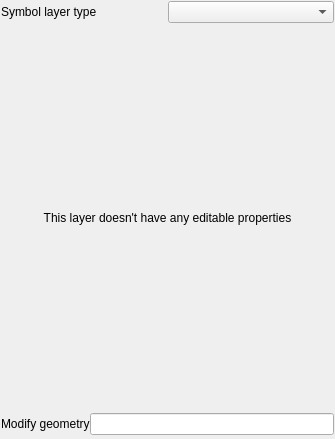
Before: the Qt Designer form src/ui/symbollayer/widget_layerproperties.ui in qgis/QGIS, drawn with Qt 5.
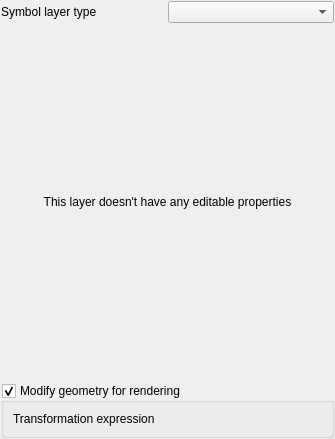
After: the same form once the commit is applied. Custom widgets are drawn as their Qt base class.

```diff
--- a/src/ui/symbollayer/widget_layerproperties.ui
+++ b/src/ui/symbollayer/widget_layerproperties.ui
@@ -47,6 +47,11 @@
      </widget>
     </widget>
    </item>
+   <item row="9" column="0">
+    <widget class="QgsEffectStackCompactWidget" name="mEffectWidget" native="true">
+     <zorder>stackedWidget</zorder>
+    </widget>
+   </item>
    <item row="1" column="0">
     <layout class="QHBoxLayout" name="horizontalLayout">
      <item>
@@ -69,21 +74,32 @@
     </layout>
    </item>
    <item row="10" column="0">
-    <widget class="QgsEffectStackCompactWidget" name="mEffectWidget" native="true"/>
-   </item>
-   <item row="5" column="0">
-    <layout class="QHBoxLayout" name="horizontalLayout_2">
-     <item>
+    <widget class="QGroupBox" name="groupBox">
+     <property name="title">
+      <string>Modify geometry for rendering</string>
+     </property>
+     <property name="checkable">
+      <bool>true</bool>
+     </property>
+     <layout class="QFormLayout" name="formLayout">
+      <item row="0" column="0">
       <widget class="QLabel" name="label_3">
        <property name="text">
-        <string>Modify geometry</string>
+         <string>Transformation expression</string>
        </property>
       </widget>
      </item>
-     <item>
-      <widget class="QLineEdit" name="lineEdit"/>
-     </item>
-    </layout>
+      <item row="0" column="1">
+       <widget class="QgsFieldExpressionWidget" name="mModificationExpressionSelector" native="true">
+        <property name="expressionDialogTitle" stdset="0">
+         <string>Geometry modifier</string>
+        </property>
+       </widget>
+      </item>
+     </layout>
+     <zorder>mModificationExpressionSelector</zorder>
+     <zorder>label_3</zorder>
+    </widget>
    </item>
   </layout>
  </widget>
@@ -94,6 +110,12 @@
    <header>effects/qgseffectstackpropertieswidget.h</header>
    <container>1</container>
   </customwidget>
+  <customwidget>
+   <class>QgsFieldExpressionWidget</class>
+   <extends>QWidget</extends>
+   <header>qgsfieldexpressionwidget.h</header>
+   <container>1</container>
+  </customwidget>
  </customwidgets>
  <resources/>
  <connections/>
```
Lines whose indentation alone changed are shown as unchanged.
